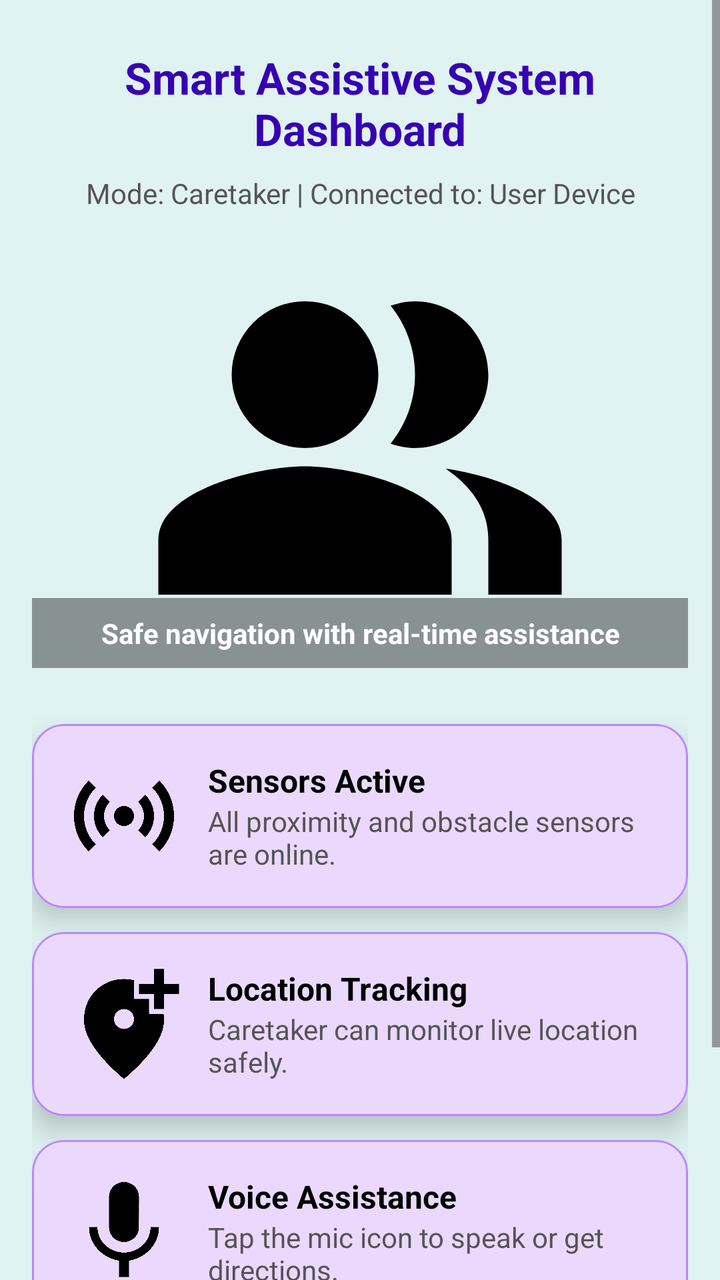
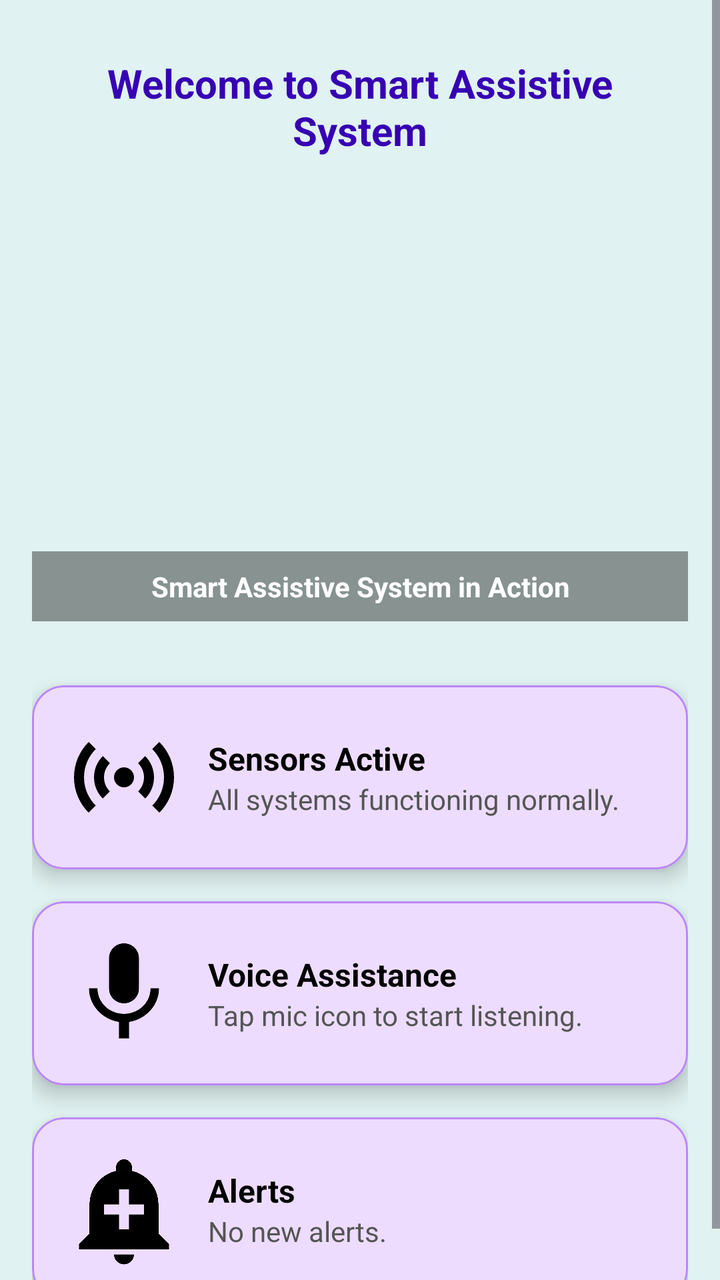

Screens rendered from an Android XML layout before and after an edit, with the pre-edit source and the edit as a unified diff.
<!-- AndroidManifest.xml: application theme Theme.SmartAssistiveSystem -->
<!-- res/layout/fragment_home.xml -->
<?xml version="1.0" encoding="utf-8"?>
<ScrollView xmlns:android="http://schemas.android.com/apk/res/android"
    xmlns:app="http://schemas.android.com/apk/res-auto"
    xmlns:tools="http://schemas.android.com/tools"
    android:layout_width="match_parent"
    android:layout_height="match_parent"
    android:background="@color/teal_50"
    tools:context=".ui.home.HomeFragment">

    <LinearLayout
        android:layout_width="match_parent"
        android:layout_height="wrap_content"
        android:orientation="vertical"
        android:padding="16dp">

        
        <TextView
            android:id="@+id/text_home"
            android:layout_width="match_parent"
            android:layout_height="wrap_content"
            android:text="Smart Assistive System Dashboard"
            android:textSize="22sp"
            android:textStyle="bold"
            android:textColor="@color/purple_700"
            android:gravity="center"
            android:padding="8dp" />

        
        <TextView
            android:id="@+id/tv_user_role"
            android:layout_width="match_parent"
            android:layout_height="wrap_content"
            android:text="Mode: Caretaker | Connected to: User Device"
            android:textColor="@color/dark_gray"
            android:textSize="14sp"
            android:gravity="center"
            android:layout_marginBottom="8dp" />

        
        <FrameLayout
            android:layout_width="match_parent"
            android:layout_height="220dp"
            android:layout_marginBottom="16dp">

            <ImageView
                android:id="@+id/imgSlideshow"
                android:layout_width="match_parent"
                android:layout_height="match_parent"
                android:src="@drawable/img_visually_impaired"
                android:scaleType="fitCenter"
                android:contentDescription="Assistive navigation illustration" />

            <TextView
                android:id="@+id/tv_caption"
                android:layout_width="match_parent"
                android:layout_height="wrap_content"
                android:layout_gravity="bottom"
                android:background="#66000000"
                android:padding="8dp"
                android:text="Safe navigation with real-time assistance"
                android:textColor="@android:color/white"
                android:textSize="14sp"
                android:textStyle="bold"
                android:gravity="center" />
        </FrameLayout>

        
        <com.google.android.material.card.MaterialCardView
            android:layout_width="match_parent"
            android:layout_height="wrap_content"
            android:layout_marginTop="12dp"
            app:cardCornerRadius="16dp"
            app:cardElevation="8dp"
            app:strokeColor="@color/purple_200"
            app:strokeWidth="1dp">

            <LinearLayout
                android:layout_width="match_parent"
                android:layout_height="wrap_content"
                android:orientation="horizontal"
                android:padding="16dp"
                android:gravity="center_vertical">

                <ImageView
                    android:layout_width="60dp"
                    android:layout_height="60dp"
                    android:src="@drawable/img_sensor"
                    android:contentDescription="Sensor Icon" />

                <LinearLayout
                    android:layout_width="0dp"
                    android:layout_height="wrap_content"
                    android:layout_weight="1"
                    android:orientation="vertical"
                    android:paddingStart="12dp">

                    <TextView
                        android:id="@+id/tv_sensor_title"
                        android:layout_width="wrap_content"
                        android:layout_height="wrap_content"
                        android:text="Sensors Active"
                        android:textSize="16sp"
                        android:textStyle="bold"
                        android:textColor="@color/black" />

                    <TextView
                        android:id="@+id/tv_sensor_status"
                        android:layout_width="wrap_content"
                        android:layout_height="wrap_content"
                        android:text="All proximity and obstacle sensors are online."
                        android:textColor="@color/darker_gray" />
                </LinearLayout>
            </LinearLayout>
        </com.google.android.material.card.MaterialCardView>

        
        <com.google.android.material.card.MaterialCardView
            android:layout_width="match_parent"
            android:layout_height="wrap_content"
            android:layout_marginTop="12dp"
            app:cardCornerRadius="16dp"
            app:cardElevation="8dp"
            app:strokeColor="@color/purple_200"
            app:strokeWidth="1dp">

            <LinearLayout
                android:layout_width="match_parent"
                android:layout_height="wrap_content"
                android:orientation="horizontal"
                android:padding="16dp"
                android:gravity="center_vertical">

                <ImageView
                    android:layout_width="60dp"
                    android:layout_height="60dp"
                    android:src="@drawable/ic_location"
                    android:contentDescription="Location Icon" />

                <LinearLayout
                    android:layout_width="0dp"
                    android:layout_height="wrap_content"
                    android:layout_weight="1"
                    android:orientation="vertical"
                    android:paddingStart="12dp">

                    <TextView
                        android:id="@+id/tv_location_title"
                        android:layout_width="wrap_content"
                        android:layout_height="wrap_content"
                        android:text="Location Tracking"
                        android:textSize="16sp"
                        android:textStyle="bold"
                        android:textColor="@color/black" />

                    <TextView
                        android:id="@+id/tv_location_status"
                        android:layout_width="wrap_content"
                        android:layout_height="wrap_content"
                        android:text="Caretaker can monitor live location safely."
                        android:textColor="@color/darker_gray" />
                </LinearLayout>
            </LinearLayout>
        </com.google.android.material.card.MaterialCardView>

        
        <com.google.android.material.card.MaterialCardView
            android:layout_width="match_parent"
            android:layout_height="wrap_content"
            android:layout_marginTop="12dp"
            app:cardCornerRadius="16dp"
            app:cardElevation="8dp"
            app:strokeColor="@color/purple_200"
            app:strokeWidth="1dp">

            <LinearLayout
                android:layout_width="match_parent"
                android:layout_height="wrap_content"
                android:orientation="horizontal"
                android:padding="16dp"
                android:gravity="center_vertical">

                <ImageView
                    android:layout_width="60dp"
                    android:layout_height="60dp"
                    android:src="@drawable/img_microphone"
                    android:contentDescription="Voice Assistance Icon" />

                <LinearLayout
                    android:layout_width="0dp"
                    android:layout_height="wrap_content"
                    android:layout_weight="1"
                    android:orientation="vertical"
                    android:paddingStart="12dp">

                    <TextView
                        android:layout_width="wrap_content"
                        android:layout_height="wrap_content"
                        android:text="Voice Assistance"
                        android:textSize="16sp"
                        android:textStyle="bold"
                        android:textColor="@color/black" />

                    <TextView
                        android:id="@+id/tv_voice_status"
                        android:layout_width="wrap_content"
                        android:layout_height="wrap_content"
                        android:text="Tap the mic icon to speak or get directions."
                        android:textColor="@color/darker_gray" />
                </LinearLayout>
            </LinearLayout>
        </com.google.android.material.card.MaterialCardView>

        
        <com.google.android.material.card.MaterialCardView
            android:layout_width="match_parent"
            android:layout_height="wrap_content"
            android:layout_marginTop="12dp"
            app:cardCornerRadius="16dp"
            app:cardElevation="8dp"
            app:strokeColor="@color/purple_200"
            app:strokeWidth="1dp">

            <LinearLayout
                android:layout_width="match_parent"
                android:layout_height="wrap_content"
                android:orientation="horizontal"
                android:padding="16dp"
                android:gravity="center_vertical">

                <ImageView
                    android:layout_width="60dp"
                    android:layout_height="60dp"
                    android:src="@drawable/ic_sos_alert"
                    android:contentDescription="SOS Icon" />

                <LinearLayout
                    android:layout_width="0dp"
                    android:layout_height="wrap_content"
                    android:layout_weight="1"
                    android:orientation="vertical"
                    android:paddingStart="12dp">

                    <TextView
                        android:layout_width="wrap_content"
                        android:layout_height="wrap_content"
                        android:text="Emergency and Alerts"
                        android:textSize="16sp"
                        android:textStyle="bold"
                        android:textColor="@color/black" />

                    <TextView
                        android:id="@+id/tv_alert_status"
                        android:layout_width="wrap_content"
                        android:layout_height="wrap_content"
                        android:text="No new alerts. System is stable."
                        android:textColor="@color/darker_gray" />
                </LinearLayout>
            </LinearLayout>
        </com.google.android.material.card.MaterialCardView>

    </LinearLayout>
</ScrollView>
<!-- resources referenced by this layout -->
<resources>
  <color name="black">#000000</color>
  <color name="dark_gray">#555555</color>
  <color name="darker_gray">#555555</color>
  <color name="purple_200">#BB86FC</color>
  <color name="purple_700">#3700B3</color>
  <color name="teal_50">#E0F2F1</color>
  <!-- drawable ic_location (drawable) -->
  <vector xmlns:android="http://schemas.android.com/apk/res/android" android:height="24dp" android:tint="#000000" android:viewportHeight="24" android:viewportWidth="24" android:width="24dp">
        
      <path android:fillColor="@android:color/white" android:pathData="M20,1v3h3v2h-3v3h-2L18,6h-3L15,4h3L18,1h2zM12,13c1.1,0 2,-0.9 2,-2s-0.9,-2 -2,-2 -2,0.9 -2,2 0.9,2 2,2zM14,3.25L14,7h3v3h2.92c0.05,0.39 0.08,0.79 0.08,1.2 0,3.32 -2.67,7.25 -8,11.8 -5.33,-4.55 -8,-8.48 -8,-11.8C4,6.22 7.8,3 12,3c0.68,0 1.35,0.08 2,0.25z"/>
      
  </vector>
  <!-- drawable ic_sos_alert (drawable) -->
  <vector xmlns:android="http://schemas.android.com/apk/res/android" android:height="24dp" android:tint="#000000" android:viewportHeight="24" android:viewportWidth="24" android:width="24dp">
        
      <path android:fillColor="@android:color/white" android:pathData="M10.01,21.01c0,1.1 0.89,1.99 1.99,1.99s1.99,-0.89 1.99,-1.99h-3.98zM18.88,16.82L18.88,11c0,-3.25 -2.25,-5.97 -5.29,-6.69v-0.72C13.59,2.71 12.88,2 12,2s-1.59,0.71 -1.59,1.59v0.72C7.37,5.03 5.12,7.75 5.12,11v5.82L3,18.94L3,20h18v-1.06l-2.12,-2.12zM16,13.01h-3v3h-2v-3L8,13.01L8,11h3L11,8h2v3h3v2.01z"/>
      
  </vector>
  <!-- drawable img_microphone (drawable) -->
  <vector xmlns:android="http://schemas.android.com/apk/res/android" android:height="24dp" android:tint="#000000" android:viewportHeight="24" android:viewportWidth="24" android:width="24dp">
        
      <path android:fillColor="@android:color/white" android:pathData="M12,14c1.66,0 2.99,-1.34 2.99,-3L15,5c0,-1.66 -1.34,-3 -3,-3S9,3.34 9,5v6c0,1.66 1.34,3 3,3zM17.3,11c0,3 -2.54,5.1 -5.3,5.1S6.7,14 6.7,11L5,11c0,3.41 2.72,6.23 6,6.72L11,21h2v-3.28c3.28,-0.48 6,-3.3 6,-6.72h-1.7z"/>
      
  </vector>
  <!-- drawable img_visually_impaired (drawable) -->
  <vector xmlns:android="http://schemas.android.com/apk/res/android" android:height="24dp" android:tint="#000000" android:viewportHeight="24" android:viewportWidth="24" android:width="24dp">
        
      <path android:fillColor="@android:color/white" android:fillType="evenOdd" android:pathData="M16.67,13.13C18.04,14.06 19,15.32 19,17v3h4v-3C23,14.82 19.43,13.53 16.67,13.13z"/>
        
      <path android:fillColor="@android:color/white" android:fillType="evenOdd" android:pathData="M9,8m-4,0a4,4 0,1 1,8 0a4,4 0,1 1,-8 0"/>
        
      <path android:fillColor="@android:color/white" android:fillType="evenOdd" android:pathData="M15,12c2.21,0 4,-1.79 4,-4c0,-2.21 -1.79,-4 -4,-4c-0.47,0 -0.91,0.1 -1.33,0.24C14.5,5.27 15,6.58 15,8s-0.5,2.73 -1.33,3.76C14.09,11.9 14.53,12 15,12z"/>
        
      <path android:fillColor="@android:color/white" android:fillType="evenOdd" android:pathData="M9,13c-2.67,0 -8,1.34 -8,4v3h16v-3C17,14.34 11.67,13 9,13z"/>
      
  </vector>
  <color name="purple_500">#6200EE</color>
  <color name="white">#FFFFFF</color>
  <color name="teal_200">#03DAC5</color>
  <style name="ActionMenuTextStyle" parent="@android:style/TextAppearance.Widget.IconMenu.Item">
          <item name="android:textSize">14sp</item>
          <item name="android:textColor">#FFFFFF</item>
          <item name="android:textAllCaps">false</item>
      </style>
  <!-- unchanged entries left out for length: 2 -->
</resources>

<!-- the commit's change to res/layout/fragment_home.xml (unified diff, before → after) -->
@@ -18,23 +18,13 @@
             android:id="@+id/text_home"
             android:layout_width="match_parent"
             android:layout_height="wrap_content"
-            android:text="Smart Assistive System Dashboard"
-            android:textSize="22sp"
+            android:text="Welcome to Smart Assistive System"
+            android:textSize="20sp"
             android:textStyle="bold"
             android:textColor="@color/purple_700"
             android:gravity="center"
-            android:padding="8dp" />
-
-        
-        <TextView
-            android:id="@+id/tv_user_role"
-            android:layout_width="match_parent"
-            android:layout_height="wrap_content"
-            android:text="Mode: Caretaker | Connected to: User Device"
-            android:textColor="@color/dark_gray"
-            android:textSize="14sp"
-            android:gravity="center"
-            android:layout_marginBottom="8dp" />
+            android:padding="12dp" />
+
 
         
         <FrameLayout
@@ -46,31 +36,33 @@
                 android:id="@+id/imgSlideshow"
                 android:layout_width="match_parent"
                 android:layout_height="match_parent"
-                android:src="@drawable/img_visually_impaired"
+                android:adjustViewBounds="true"
                 android:scaleType="fitCenter"
-                android:contentDescription="Assistive navigation illustration" />
-
+                android:contentDescription="Home slideshow" />
+
+            
             <TextView
                 android:id="@+id/tv_caption"
                 android:layout_width="match_parent"
                 android:layout_height="wrap_content"
                 android:layout_gravity="bottom"
+                android:padding="8dp"
                 android:background="#66000000"
-                android:padding="8dp"
-                android:text="Safe navigation with real-time assistance"
                 android:textColor="@android:color/white"
                 android:textSize="14sp"
                 android:textStyle="bold"
-                android:gravity="center" />
+                android:gravity="center"
+                android:text="Smart Assistive System in Action" />
         </FrameLayout>
 
+
         
         <com.google.android.material.card.MaterialCardView
             android:layout_width="match_parent"
             android:layout_height="wrap_content"
-            android:layout_marginTop="12dp"
+            android:layout_marginTop="16dp"
             app:cardCornerRadius="16dp"
-            app:cardElevation="8dp"
+            app:cardElevation="6dp"
             app:strokeColor="@color/purple_200"
             app:strokeWidth="1dp">
 
@@ -95,7 +87,6 @@
                     android:paddingStart="12dp">
 
                     <TextView
-                        android:id="@+id/tv_sensor_title"
                         android:layout_width="wrap_content"
                         android:layout_height="wrap_content"
                         android:text="Sensors Active"
@@ -107,7 +98,7 @@
                         android:id="@+id/tv_sensor_status"
                         android:layout_width="wrap_content"
                         android:layout_height="wrap_content"
-                        android:text="All proximity and obstacle sensors are online."
+                        android:text="All systems functioning normally."
                         android:textColor="@color/darker_gray" />
                 </LinearLayout>
             </LinearLayout>
@@ -117,9 +108,9 @@
         <com.google.android.material.card.MaterialCardView
             android:layout_width="match_parent"
             android:layout_height="wrap_content"
-            android:layout_marginTop="12dp"
+            android:layout_marginTop="16dp"
             app:cardCornerRadius="16dp"
-            app:cardElevation="8dp"
+            app:cardElevation="6dp"
             app:strokeColor="@color/purple_200"
             app:strokeWidth="1dp">
 
@@ -133,8 +124,8 @@
                 <ImageView
                     android:layout_width="60dp"
                     android:layout_height="60dp"
-                    android:src="@drawable/ic_location"
-                    android:contentDescription="Location Icon" />
+                    android:src="@drawable/img_microphone"
+                    android:contentDescription="Voice Icon" />
 
                 <LinearLayout
                     android:layout_width="0dp"
@@ -144,19 +135,18 @@
                     android:paddingStart="12dp">
 
                     <TextView
-                        android:id="@+id/tv_location_title"
-                        android:layout_width="wrap_content"
-                        android:layout_height="wrap_content"
-                        android:text="Location Tracking"
+                        android:layout_width="wrap_content"
+                        android:layout_height="wrap_content"
+                        android:text="Voice Assistance"
                         android:textSize="16sp"
                         android:textStyle="bold"
                         android:textColor="@color/black" />
 
                     <TextView
-                        android:id="@+id/tv_location_status"
-                        android:layout_width="wrap_content"
-                        android:layout_height="wrap_content"
-                        android:text="Caretaker can monitor live location safely."
+                        android:id="@+id/tv_voice_status"
+                        android:layout_width="wrap_content"
+                        android:layout_height="wrap_content"
+                        android:text="Tap mic icon to start listening."
                         android:textColor="@color/darker_gray" />
                 </LinearLayout>
             </LinearLayout>
@@ -166,9 +156,9 @@
         <com.google.android.material.card.MaterialCardView
             android:layout_width="match_parent"
             android:layout_height="wrap_content"
-            android:layout_marginTop="12dp"
+            android:layout_marginTop="16dp"
             app:cardCornerRadius="16dp"
-            app:cardElevation="8dp"
+            app:cardElevation="6dp"
             app:strokeColor="@color/purple_200"
             app:strokeWidth="1dp">
 
@@ -182,8 +172,8 @@
                 <ImageView
                     android:layout_width="60dp"
                     android:layout_height="60dp"
-                    android:src="@drawable/img_microphone"
-                    android:contentDescription="Voice Assistance Icon" />
+                    android:src="@drawable/img_alert"
+                    android:contentDescription="Alert Icon" />
 
                 <LinearLayout
                     android:layout_width="0dp"
@@ -195,68 +185,20 @@
                     <TextView
                         android:layout_width="wrap_content"
                         android:layout_height="wrap_content"
-                        android:text="Voice Assistance"
+                        android:text="Alerts"
                         android:textSize="16sp"
                         android:textStyle="bold"
                         android:textColor="@color/black" />
 
                     <TextView
-                        android:id="@+id/tv_voice_status"
-                        android:layout_width="wrap_content"
-                        android:layout_height="wrap_content"
-                        android:text="Tap the mic icon to speak or get directions."
+                        android:id="@+id/tv_alert_status"
+                        android:layout_width="wrap_content"
+                        android:layout_height="wrap_content"
+                        android:text="No new alerts."
                         android:textColor="@color/darker_gray" />
                 </LinearLayout>
             </LinearLayout>
         </com.google.android.material.card.MaterialCardView>
 
-        
-        <com.google.android.material.card.MaterialCardView
-            android:layout_width="match_parent"
-            android:layout_height="wrap_content"
-            android:layout_marginTop="12dp"
-            app:cardCornerRadius="16dp"
-            app:cardElevation="8dp"
-            app:strokeColor="@color/purple_200"
-            app:strokeWidth="1dp">
-
-            <LinearLayout
-                android:layout_width="match_parent"
-                android:layout_height="wrap_content"
-                android:orientation="horizontal"
-                android:padding="16dp"
-                android:gravity="center_vertical">
-
-                <ImageView
-                    android:layout_width="60dp"
-                    android:layout_height="60dp"
-                    android:src="@drawable/ic_sos_alert"
-                    android:contentDescription="SOS Icon" />
-
-                <LinearLayout
-                    android:layout_width="0dp"
-                    android:layout_height="wrap_content"
-                    android:layout_weight="1"
-                    android:orientation="vertical"
-                    android:paddingStart="12dp">
-
-                    <TextView
-                        android:layout_width="wrap_content"
-                        android:layout_height="wrap_content"
-                        android:text="Emergency and Alerts"
-                        android:textSize="16sp"
-                        android:textStyle="bold"
-                        android:textColor="@color/black" />
-
-                    <TextView
-                        android:id="@+id/tv_alert_status"
-                        android:layout_width="wrap_content"
-                        android:layout_height="wrap_content"
-                        android:text="No new alerts. System is stable."
-                        android:textColor="@color/darker_gray" />
-                </LinearLayout>
-            </LinearLayout>
-        </com.google.android.material.card.MaterialCardView>
-
     </LinearLayout>
 </ScrollView>
<!-- resource entries referenced after the edit -->
@@ -1,18 +1,11 @@
 <!-- resources referenced by this layout -->
 <resources>
   <color name="black">#000000</color>
-  <color name="dark_gray">#555555</color>
   <color name="darker_gray">#555555</color>
   <color name="purple_200">#BB86FC</color>
   <color name="purple_700">#3700B3</color>
   <color name="teal_50">#E0F2F1</color>
-  <!-- drawable ic_location (drawable) -->
-  <vector xmlns:android="http://schemas.android.com/apk/res/android" android:height="24dp" android:tint="#000000" android:viewportHeight="24" android:viewportWidth="24" android:width="24dp">
-        
-      <path android:fillColor="@android:color/white" android:pathData="M20,1v3h3v2h-3v3h-2L18,6h-3L15,4h3L18,1h2zM12,13c1.1,0 2,-0.9 2,-2s-0.9,-2 -2,-2 -2,0.9 -2,2 0.9,2 2,2zM14,3.25L14,7h3v3h2.92c0.05,0.39 0.08,0.79 0.08,1.2 0,3.32 -2.67,7.25 -8,11.8 -5.33,-4.55 -8,-8.48 -8,-11.8C4,6.22 7.8,3 12,3c0.68,0 1.35,0.08 2,0.25z"/>
-      
-  </vector>
-  <!-- drawable ic_sos_alert (drawable) -->
+  <!-- drawable img_alert (drawable) -->
   <vector xmlns:android="http://schemas.android.com/apk/res/android" android:height="24dp" android:tint="#000000" android:viewportHeight="24" android:viewportWidth="24" android:width="24dp">
         
       <path android:fillColor="@android:color/white" android:pathData="M10.01,21.01c0,1.1 0.89,1.99 1.99,1.99s1.99,-0.89 1.99,-1.99h-3.98zM18.88,16.82L18.88,11c0,-3.25 -2.25,-5.97 -5.29,-6.69v-0.72C13.59,2.71 12.88,2 12,2s-1.59,0.71 -1.59,1.59v0.72C7.37,5.03 5.12,7.75 5.12,11v5.82L3,18.94L3,20h18v-1.06l-2.12,-2.12zM16,13.01h-3v3h-2v-3L8,13.01L8,11h3L11,8h2v3h3v2.01z"/>
@@ -22,18 +15,6 @@
   <vector xmlns:android="http://schemas.android.com/apk/res/android" android:height="24dp" android:tint="#000000" android:viewportHeight="24" android:viewportWidth="24" android:width="24dp">
         
       <path android:fillColor="@android:color/white" android:pathData="M12,14c1.66,0 2.99,-1.34 2.99,-3L15,5c0,-1.66 -1.34,-3 -3,-3S9,3.34 9,5v6c0,1.66 1.34,3 3,3zM17.3,11c0,3 -2.54,5.1 -5.3,5.1S6.7,14 6.7,11L5,11c0,3.41 2.72,6.23 6,6.72L11,21h2v-3.28c3.28,-0.48 6,-3.3 6,-6.72h-1.7z"/>
-      
-  </vector>
-  <!-- drawable img_visually_impaired (drawable) -->
-  <vector xmlns:android="http://schemas.android.com/apk/res/android" android:height="24dp" android:tint="#000000" android:viewportHeight="24" android:viewportWidth="24" android:width="24dp">
-        
-      <path android:fillColor="@android:color/white" android:fillType="evenOdd" android:pathData="M16.67,13.13C18.04,14.06 19,15.32 19,17v3h4v-3C23,14.82 19.43,13.53 16.67,13.13z"/>
-        
-      <path android:fillColor="@android:color/white" android:fillType="evenOdd" android:pathData="M9,8m-4,0a4,4 0,1 1,8 0a4,4 0,1 1,-8 0"/>
-        
-      <path android:fillColor="@android:color/white" android:fillType="evenOdd" android:pathData="M15,12c2.21,0 4,-1.79 4,-4c0,-2.21 -1.79,-4 -4,-4c-0.47,0 -0.91,0.1 -1.33,0.24C14.5,5.27 15,6.58 15,8s-0.5,2.73 -1.33,3.76C14.09,11.9 14.53,12 15,12z"/>
-        
-      <path android:fillColor="@android:color/white" android:fillType="evenOdd" android:pathData="M9,13c-2.67,0 -8,1.34 -8,4v3h16v-3C17,14.34 11.67,13 9,13z"/>
       
   </vector>
   <color name="purple_500">#6200EE</color>
